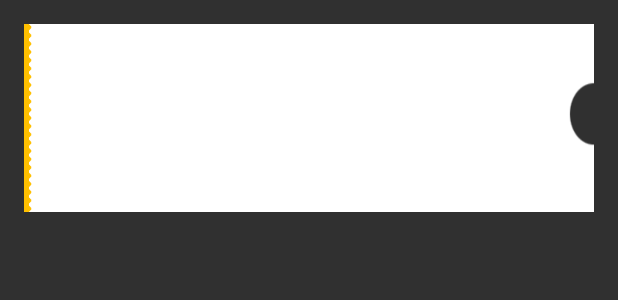
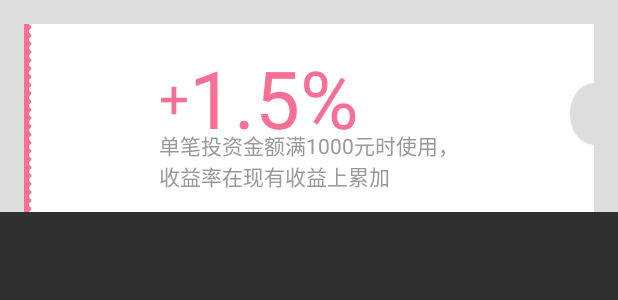
Before and after one commit to duhualong/GoldBowls, an Android app: the layout item_red_packet_content.xml on its own in the app's theme, with its tools: preview values and no code run, on a phone screen of 412 x 824 dp. Shown: the top 300 px of the screen. Run offline under Robolectric (Android 15) with nearby library versions, the phone set to English and light mode, and no system bars.

Commit message:
我的红包

```diff
--- a/app/build.gradle
+++ b/app/build.gradle
@@ -1,4 +1,5 @@
 apply plugin: 'com.android.application'
+apply plugin: 'realm-android'
 
 android {
     compileSdkVersion 25
@@ -35,4 +36,6 @@ dependencies {
     compile 'de.hdodenhof:circleimageview:2.0.0'
     //圆弧进度条
     compile 'com.czp.arcProgressBar:ArcProgressBar:1.0.1'
+
+
 }
--- a/app/src/main/AndroidManifest.xml
+++ b/app/src/main/AndroidManifest.xml
@@ -8,7 +8,7 @@
         android:label="@string/app_name"
         android:supportsRtl="true"
         android:theme="@style/AppTheme">
-        <activity android:name=".MainActivity">
+        <activity android:name=".TestReamActivity">
             <intent-filter>
                 <action android:name="android.intent.action.MAIN" />
 
@@ -16,6 +16,7 @@
             </intent-filter>
         </activity>
         <activity android:name=".MainTestActivity"/>
+        <activity android:name=".MainActivity"/>
     </application>
 
 </manifest>
--- /dev/null
+++ b/app/src/main/res/drawable/dash_line.xml
@@ -0,0 +1,13 @@
+<?xml version="1.0" encoding="utf-8"?>
+<rotate xmlns:android="http://schemas.android.com/apk/res/android"
+    android:fromDegrees="90"
+    android:toDegrees="90">
+    <shape android:shape="line">
+        <stroke
+            android:width="1dp"
+            android:color="@color/tint_gray"
+            android:dashWidth="4dp"
+            android:dashGap="3dp"
+            />
+    </shape>
+</rotate>
--- a/app/src/main/res/layout/activity_main1.xml
+++ b/app/src/main/res/layout/activity_main1.xml
@@ -12,5 +12,14 @@
     android:layout_centerInParent="true"
     android:textAppearance="@style/TextAppearance.AppCompat.Title"
     android:text="测试popwindows"/>
+    <TextView
+        android:id="@+id/data"
+        android:layout_width="wrap_content"
+        android:layout_height="wrap_content"
+        android:textColor="@color/tint_gray"
+        android:layout_centerHorizontal="true"
+        android:padding="@dimen/space.medium"
+        android:textAppearance="@style/TextAppearance.AppCompat.Medium"
+        android:text="Realm Data"/>
 
 </RelativeLayout>
--- a/app/src/main/res/layout/item_red_packet_content.xml
+++ b/app/src/main/res/layout/item_red_packet_content.xml
@@ -1,15 +1,93 @@
 <?xml version="1.0" encoding="utf-8"?>
-<LinearLayout xmlns:android="http://schemas.android.com/apk/res/android"
+<RelativeLayout xmlns:android="http://schemas.android.com/apk/res/android"
+    android:layout_width="match_parent"
+    android:layout_height="wrap_content"
+    android:background="@color/tint_gray"
+
+    android:orientation="horizontal">
+
+    <LinearLayout
         android:layout_width="match_parent"
         android:layout_height="125dp"
-    android:layout_margin="@dimen/space.medium"
-    android:orientation="horizontal"
-    android:background="@drawable/ic_cash_red_packet_background">
+        android:layout_marginEnd="@dimen/space.medium"
+        android:layout_marginLeft="@dimen/space.medium"
+        android:layout_marginRight="@dimen/space.medium"
+        android:layout_marginStart="@dimen/space.medium"
+        android:layout_marginTop="@dimen/space.medium"
+        android:background="@drawable/ic_coupon_rate_background"
+        android:orientation="horizontal">
 
         <RelativeLayout
             android:layout_width="0dp"
+            android:layout_height="match_parent"
+            android:layout_weight="1"
+            android:gravity="center">
+
+            <TextView
+                android:id="@id/item_coupon_symbol"
+                android:layout_width="wrap_content"
                 android:layout_height="wrap_content"
-       android:layout_weight="1" >
+                android:layout_centerInParent="true"
+                android:gravity="center"
+                android:text="@string/tv_coupon_symbol"
+                android:textColor="@color/deep_pink"
+                android:textSize="16pt" />
 
+            <TextView
+                android:id="@id/item_coupon_symbol_content"
+                android:layout_width="wrap_content"
+                android:layout_height="wrap_content"
+                android:layout_centerInParent="true"
+                android:layout_toEndOf="@id/item_coupon_symbol"
+                android:layout_toRightOf="@id/item_coupon_symbol"
+                android:gravity="center"
+                android:text="@string/tv_coupon_money_rate"
+                android:textColor="@color/deep_pink"
+                android:textSize="24pt" />
+
+            <TextView
+                android:id="@id/item_coupon_tip_first"
+                android:layout_width="wrap_content"
+                android:layout_height="wrap_content"
+                android:layout_alignLeft="@id/item_coupon_symbol"
+                android:layout_alignStart="@id/item_coupon_symbol"
+                android:layout_alignParentBottom="true"
+                android:text="@string/tv_coupon_item_user_way"
+                android:textAppearance="@style/TextAppearance.AppCompat.Body1"
+                android:textColor="@color/gray_deep" />
+                <!--android:layout_below="@id/item_coupon_symbol"-->
+                <!--android:layout_centerInParent="true"-->
+              <!--<TextView-->
+                  <!--android:id="@id/item_coupon_tip_second"-->
+                  <!--android:layout_width="wrap_content"-->
+                  <!--android:layout_height="wrap_content"-->
+                  <!--android:text="@string/tv_coupon_item_money"-->
+                  <!--android:layout_alignParentBottom="true"-->
+                  <!--android:textColor="@color/deep_pink"-->
+                  <!--android:textAppearance="@style/TextAppearance.AppCompat.Body1"-->
+                  <!--android:layout_toEndOf="@id/item_coupon_tip_first"-->
+                  <!--android:layout_toRightOf="@id/item_coupon_tip_first"-->
+                  <!--/>-->
+            <!--<TextView-->
+                <!--android:id="@id/item_coupon_tip_third"-->
+                <!--android:layout_width="wrap_content"-->
+                <!--android:layout_height="wrap_content"-->
+                <!--android:text="@string/tv_coupon_item_tip"-->
+                <!--android:layout_alignParentBottom="true"-->
+                <!--android:textColor="@color/gray_deep"-->
+               <!--android:layout_alignTop="@id/item_coupon_tip_first"-->
+                <!--android:textAppearance="@style/TextAppearance.AppCompat.Body1"-->
+                <!--android:layout_toEndOf="@id/item_coupon_tip_second"-->
+                <!--android:layout_toRightOf="@id/item_coupon_tip_second"-->
+                <!--/>-->
         </RelativeLayout>
+        <!--<View-->
+        <!--android:background="@drawable/dash_line"-->
+        <!--android:layout_marginLeft="-10dp"-->
+        <!--android:layout_marginRight="-10dp"-->
+        <!--android:layerType="software"-->
+        <!--android:layout_width="match_parent"-->
+        <!--android:layout_height="match_parent"/>-->
+
     </LinearLayout>
+</RelativeLayout>
--- a/app/src/main/res/values/ids.xml
+++ b/app/src/main/res/values/ids.xml
@@ -141,6 +141,12 @@
     <item name="tv_experience_gold_money" type="id" />
     <item name="rl_investment_content" type="id" />
     <item name="btn_immediate_investment" type="id" />
+    <!--我的红包-->
+    <item name="item_coupon_symbol" type="id" />
+    <item name="item_coupon_symbol_content" type="id" />
+    <item name="item_coupon_tip_first" type="id" />
+    <item name="item_coupon_tip_second" type="id" />
+    <item name="item_coupon_tip_third" type="id" />
 
 
 </resources>
--- a/app/src/main/res/values/strings.xml
+++ b/app/src/main/res/values/strings.xml
@@ -157,9 +157,10 @@
     <string name="tv_rate_coupon">加息券</string>
     <string name="tv_experience_gold_coupon">体验金</string>
     <string name="tv_coupon_deadline_time">到期时间：</string>
-    <string name="tv_coupon_item_use_lowest_money">单笔投资金额满</string>
-    <string name="tv_coupon_item_money">1000</string>
-    <string name="tv_coupon_item_tip">元时使用，收益率在现有收益上累加</string>
+    <string name="tv_coupon_item_user_way">单笔投资金额满1000元时使用，收益率在现有收益上累加</string>
+    <!--<string name="tv_coupon_item_use_lowest_money">单笔投资金额满</string>-->
+    <!--<string name="tv_coupon_item_money">1000</string>-->
+    <!--<string name="tv_coupon_item_tip">元时使用，收益率在现有收益上累加</string>-->
     <string name="tv_coupon_out_date">已过期</string>
     <string name="tv_coupon_used">已使用</string>
     <string name="tv_coupon_symbol">+</string>
--- a/app/src/main/res/values/styles.xml
+++ b/app/src/main/res/values/styles.xml
@@ -7,5 +7,14 @@
         <item name="colorPrimaryDark">@color/colorPrimaryDark</item>
         <item name="colorAccent">@color/colorAccent</item>
     </style>
+    <style name="style0">
+        <item name="android:textSize">19dip</item>
+        <item name="android:textColor">@color/black</item>
+    </style>
 
+    <style name="style1">
+        <item name="android:textSize">23dip</item>
+        <item name="android:textColor">@color/deep_pink</item>
+        <item name="android:textStyle">italic</item>
+    </style>
 </resources>
--- a/build.gradle
+++ b/build.gradle
@@ -6,6 +6,8 @@ buildscript {
     }
     dependencies {
         classpath 'com.android.tools.build:gradle:2.2.2'
+        //数据存储 realm
+        classpath "io.realm:realm-gradle-plugin:2.2.0"
 
         // NOTE: Do not place your application dependencies here; they belong
         // in the individual module build.gradle files
```
Also changed, not shown: 1 other file. Lines whose indentation alone changed are shown as unchanged.
